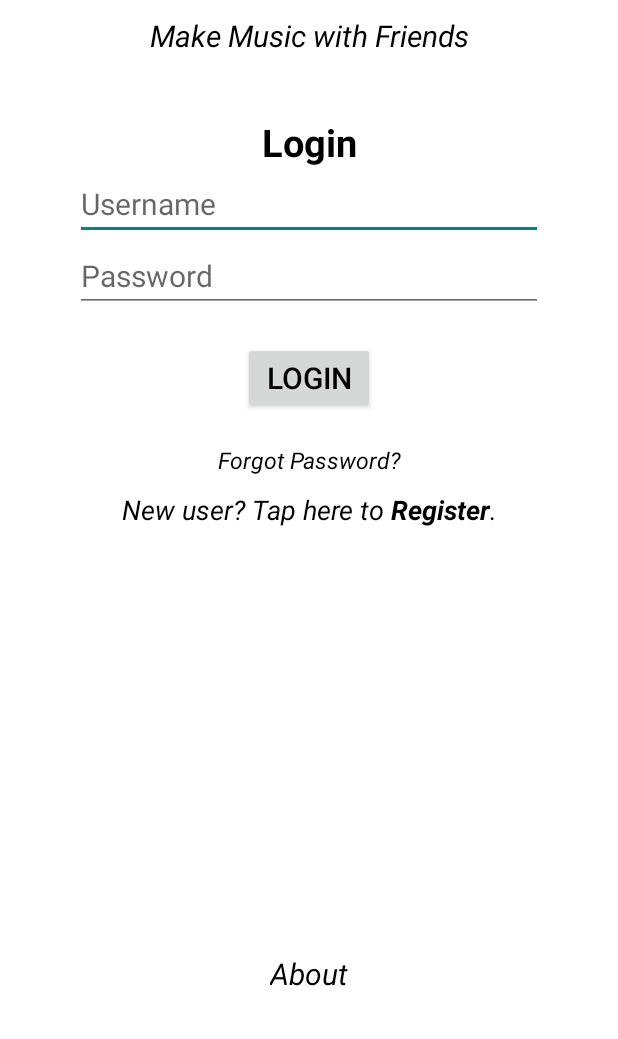
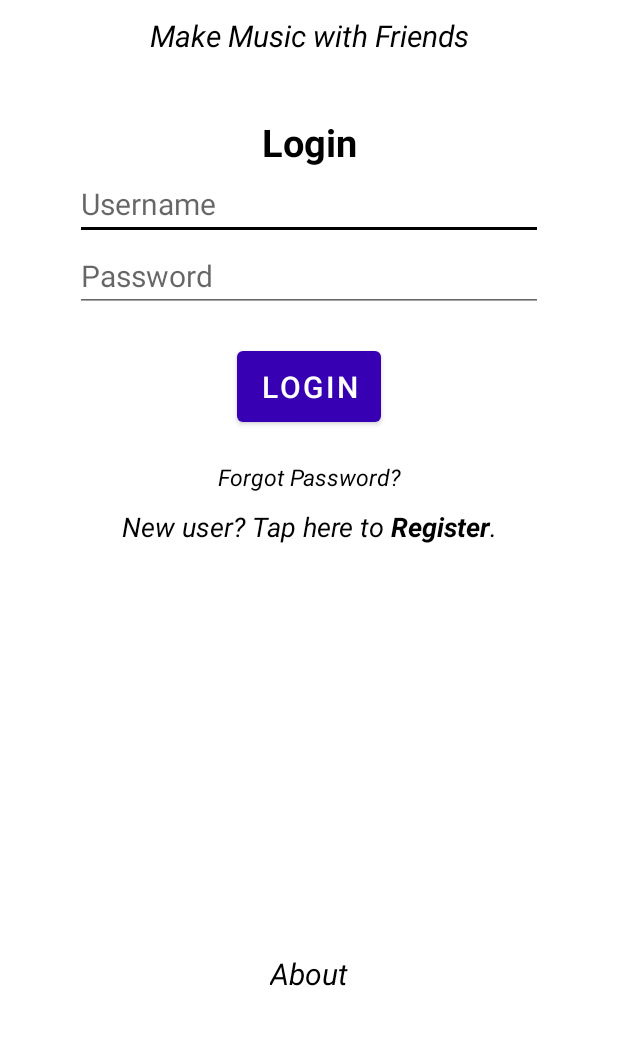
Before and after one commit to takispig/MusicColab, an Android app: the screen it shows after launch (Login), on a phone screen of 412 x 824 dp, the part 197-1236 px from its top. Run offline under Robolectric (Android 15) with nearby library versions, the phone set to English and light mode, and no system bars; libraries missing offline, so code that uses them is left out: xdroid.toaster.

Commit message:
reverting the 'light' theme.

```diff
--- a/MusicColabApp/app/src/main/res/values/themes.xml
+++ b/MusicColabApp/app/src/main/res/values/themes.xml
@@ -1,6 +1,6 @@
 <resources xmlns:tools="http://schemas.android.com/tools">
     <!-- Base application theme. -->
-    <style name="Theme.MusicColab" parent="Theme.AppCompat.Light.NoActionBar">
+    <style name="Theme.MusicColab" parent="Theme.MaterialComponents.DayNight.DarkActionBar">
         <!-- Primary brand color. -->
         <!--Leiste oben/buttons etc.-->
         <item name="colorPrimary">@color/purple_700</item>
```
